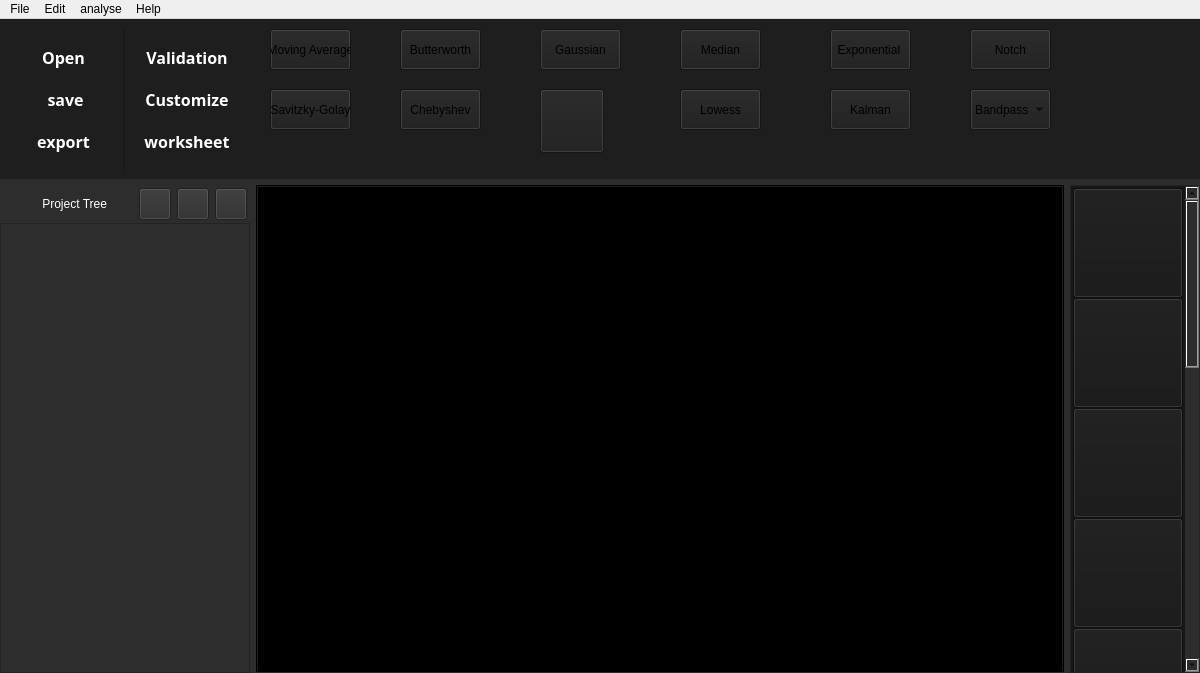
Before: the Qt Designer form form.ui in Meliani-Mehdi/Graphite_QT, drawn with Qt 5.
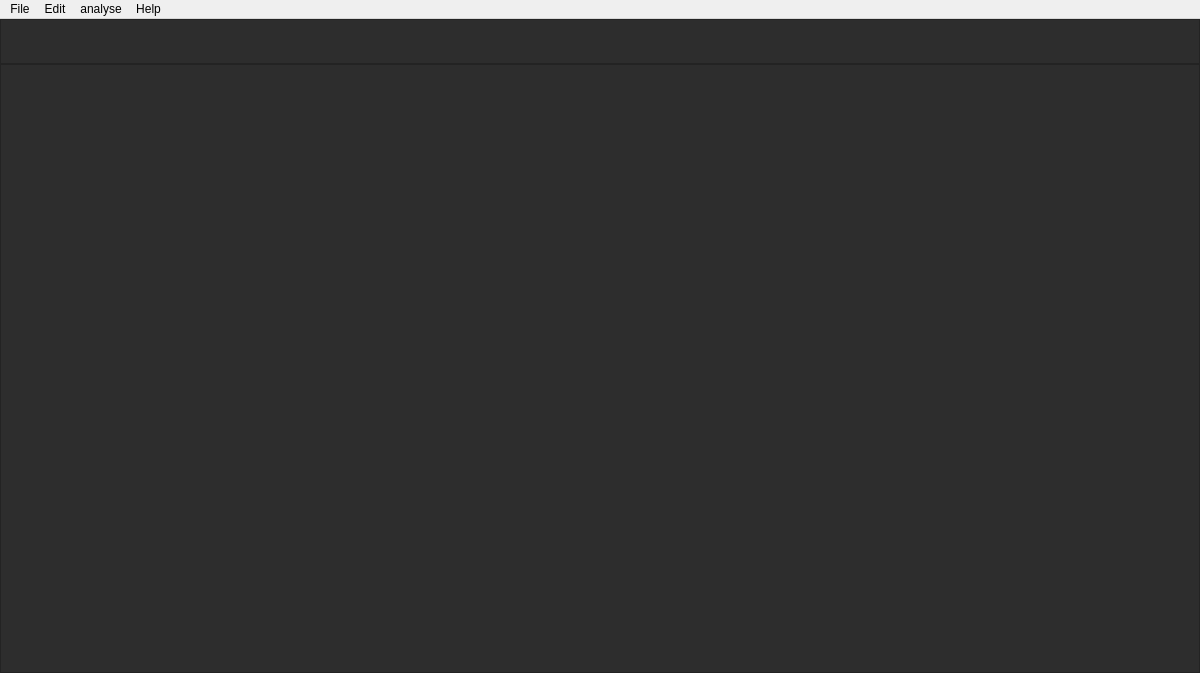
After: the same form once the commit is applied. The open tabs and pages were chosen to show the change. Icons and pictures are not drawn.

Patch:
```diff
--- a/form.ui
+++ b/form.ui
@@ -51,7 +51,27 @@
      <number>0</number>
     </property>
     <item row="0" column="0">
+     <widget class="QStackedWidget" name="main">
+      <property name="currentIndex">
+       <number>0</number>
+      </property>
+      <widget class="QWidget" name="Page1" native="true">
      <layout class="QVBoxLayout" name="verticalLayout" stretch="0,0">
+        <property name="spacing">
+         <number>0</number>
+        </property>
+        <property name="leftMargin">
+         <number>0</number>
+        </property>
+        <property name="topMargin">
+         <number>0</number>
+        </property>
+        <property name="rightMargin">
+         <number>0</number>
+        </property>
+        <property name="bottomMargin">
+         <number>0</number>
+        </property>
       <item>
        <widget class="QFrame" name="frame1">
         <property name="minimumSize">
@@ -1586,6 +1606,126 @@
        </layout>
       </item>
      </layout>
+      </widget>
+      <widget class="QWidget" name="can">
+       <layout class="QVBoxLayout" name="verticalLayout_5" stretch="1,16">
+        <property name="spacing">
+         <number>0</number>
+        </property>
+        <property name="leftMargin">
+         <number>0</number>
+        </property>
+        <property name="topMargin">
+         <number>0</number>
+        </property>
+        <property name="rightMargin">
+         <number>0</number>
+        </property>
+        <property name="bottomMargin">
+         <number>0</number>
+        </property>
+        <item>
+         <widget class="QFrame" name="can_btns">
+          <property name="minimumSize">
+           <size>
+            <width>0</width>
+            <height>45</height>
+           </size>
+          </property>
+          <property name="maximumSize">
+           <size>
+            <width>16777215</width>
+            <height>45</height>
+           </size>
+          </property>
+          <property name="frameShape">
+           <enum>QFrame::Shape::StyledPanel</enum>
+          </property>
+          <property name="frameShadow">
+           <enum>QFrame::Shadow::Raised</enum>
+          </property>
+          <layout class="QHBoxLayout" name="horizontalLayout_6">
+           <property name="spacing">
+            <number>0</number>
+           </property>
+           <property name="leftMargin">
+            <number>0</number>
+           </property>
+           <property name="topMargin">
+            <number>0</number>
+           </property>
+           <property name="rightMargin">
+            <number>0</number>
+           </property>
+           <property name="bottomMargin">
+            <number>0</number>
+           </property>
+           <item>
+            <widget class="QPushButton" name="backM">
+             <property name="minimumSize">
+              <size>
+               <width>40</width>
+               <height>40</height>
+              </size>
+             </property>
+             <property name="maximumSize">
+              <size>
+               <width>40</width>
+               <height>40</height>
+              </size>
+             </property>
+             <property name="styleSheet">
+              <string notr="true">QPushButton {
+    border: none;
+}
+QPushButton:pressed {
+    background-color: rgba(0, 0, 0, 0.5);
+}</string>
+             </property>
+             <property name="text">
+              <string/>
+             </property>
+             <property name="icon">
+              <iconset>
+               <normaloff>assets/back.png</normaloff>assets/back.png</iconset>
+             </property>
+             <property name="iconSize">
+              <size>
+               <width>40</width>
+               <height>40</height>
+              </size>
+             </property>
+            </widget>
+           </item>
+           <item>
+            <spacer name="horizontalSpacer">
+             <property name="orientation">
+              <enum>Qt::Orientation::Horizontal</enum>
+             </property>
+             <property name="sizeHint" stdset="0">
+              <size>
+               <width>40</width>
+               <height>20</height>
+              </size>
+             </property>
+            </spacer>
+           </item>
+          </layout>
+         </widget>
+        </item>
+        <item>
+         <widget class="QFrame" name="canv">
+          <property name="frameShape">
+           <enum>QFrame::Shape::StyledPanel</enum>
+          </property>
+          <property name="frameShadow">
+           <enum>QFrame::Shadow::Raised</enum>
+          </property>
+         </widget>
+        </item>
+       </layout>
+      </widget>
+     </widget>
     </item>
    </layout>
   </widget>
```
Left out of the diff: 24 changed lines with no effect on the pictures. Lines whose indentation alone changed are shown as unchanged.
